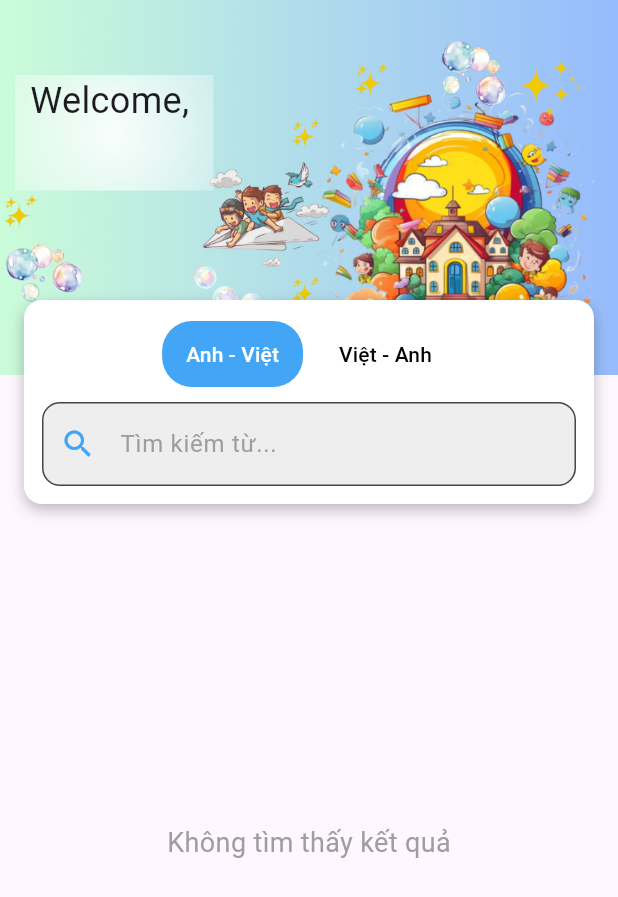
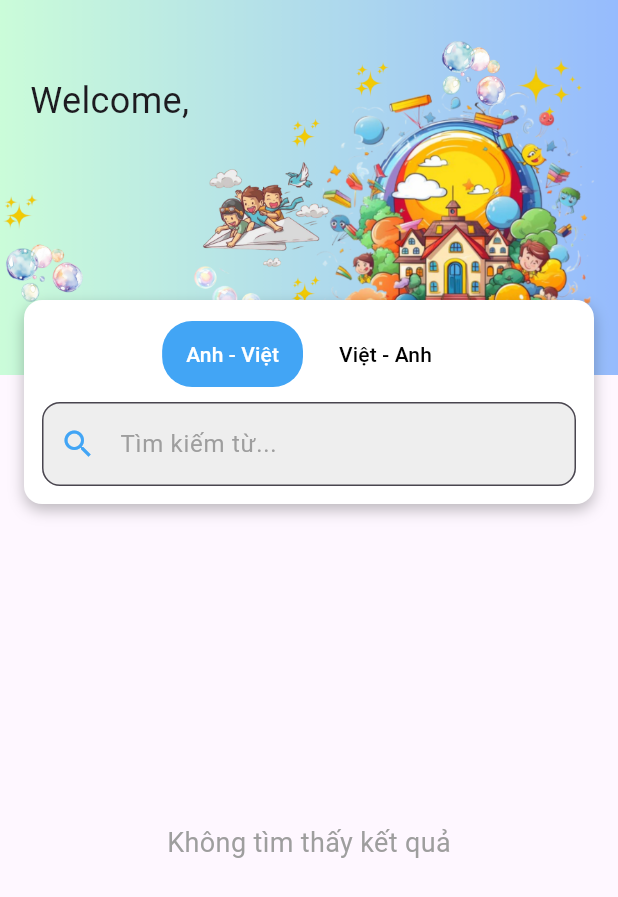
Before and after one commit to quyok808/mobile_English, a Flutter app: the SearchView screen opened by its route, on a phone screen of 412 x 824 dp. Shown: the top 897 px of the screen. Run offline on Flutter 3.47's test engine with Material 3 defaults, Android fonts, the phone set to English and light mode, and no system bars; our stand-ins replace cloud_firestore, firebase_auth, firebase_core, flip_card, flutter_native_splash, flutter_tts and 4 more; missing offline and left inert: mailer; accounts and stored records are empty; Roboto replaces fonts that are missing (Literata).

Commit message:
Update UI hiển thị tên user

```diff
--- a/lib/app/modules/Search/views/search_view.dart
+++ b/lib/app/modules/Search/views/search_view.dart
@@ -46,17 +46,31 @@ class SearchView extends StatelessWidget {
                   left: 10,
                   child: Obx(() {
                     String displayName = homeController.displayName.value;
+
+                    List<String> words = displayName.split(' '); // Tách các từ
+                    List<Widget> lines = [];
+
+                    // Chia các từ thành các nhóm 3 từ mỗi nhóm
+                    for (int i = 0; i < words.length; i += 3) {
+                      lines.add(Text(
+                        words
+                            .sublist(
+                                i, i + 3 > words.length ? words.length : i + 3)
+                            .join(' '),
+                        style: AppTheme.ChuVietTay,
+                      ));
+                    }
                     return Container(
-                      decoration: BoxDecoration(
-                        gradient: RadialGradient(
-                          center: Alignment.center, // Bắt đầu từ trung tâm
-                          radius: 1.5, // Phạm vi của gradient
-                          colors: [
-                            Colors.white.withOpacity(0.9), // Đậm dần ở giữa
-                            Colors.white.withOpacity(0.0), // Trong suốt ở ngoài
-                          ],
-                        ),
-                      ),
+                      // decoration: BoxDecoration(
+                      //   gradient: RadialGradient(
+                      //     center: Alignment.center, // Bắt đầu từ trung tâm
+                      //     radius: 1.5, // Phạm vi của gradient
+                      //     colors: [
+                      //       Colors.white.withOpacity(0.9), // Đậm dần ở giữa
+                      //       Colors.white.withOpacity(0.0), // Trong suốt ở ngoài
+                      //     ],
+                      //   ),
+                      // ),
                       child: Padding(
                         padding: const EdgeInsets.symmetric(horizontal: 10),
                         child: Column(
@@ -68,9 +82,9 @@ class SearchView extends StatelessWidget {
                               style: AppTheme.literata,
                               textAlign: TextAlign.left,
                             ),
-                            Text(
-                              displayName,
-                              style: AppTheme.ChuVietTay,
+                            Column(
+                              crossAxisAlignment: CrossAxisAlignment.start,
+                              children: lines,
                             ),
                           ],
                         ),
```
